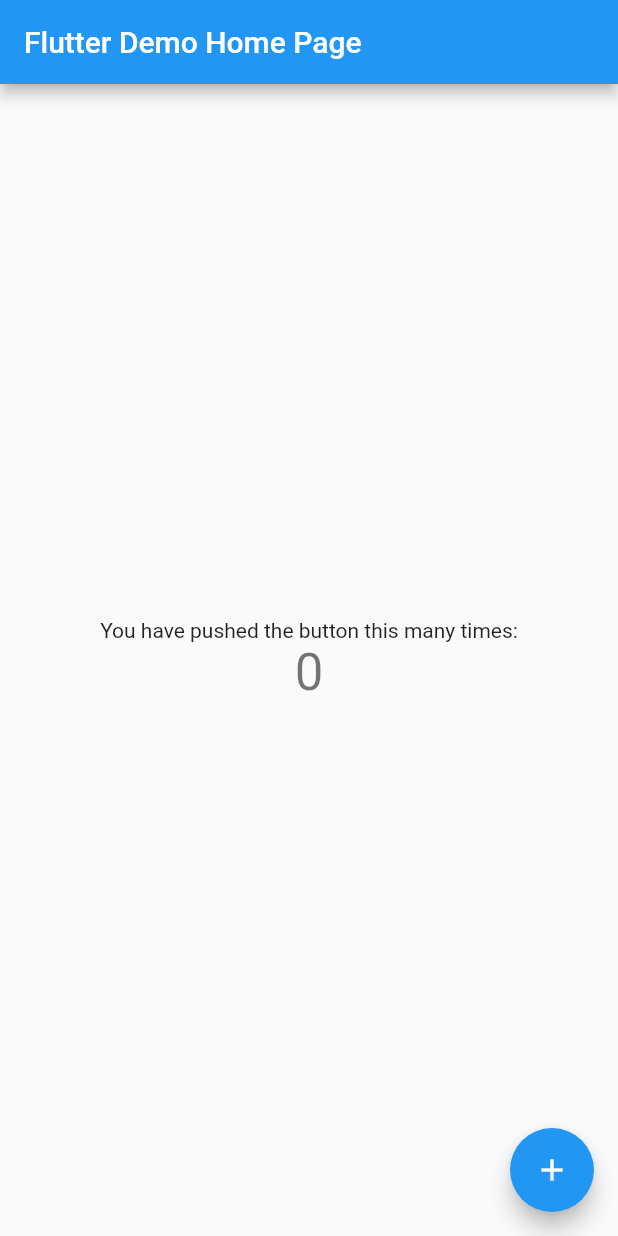
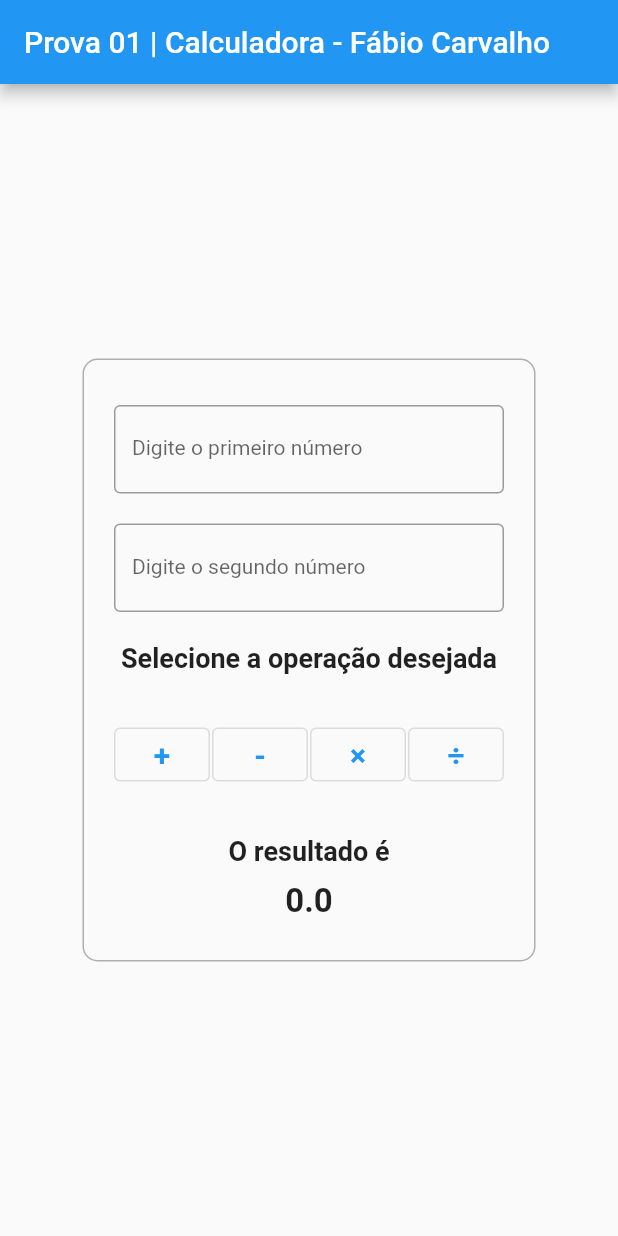
Before and after one commit to fabiocdo/Prova01, a Flutter app: the screen it shows after launch, on a phone screen of 412 x 824 dp. Run offline on Flutter 3.47's test engine with Material 2 defaults, Android fonts, the phone set to English and light mode, and no system bars.

Commit message:
Project finished

```diff
--- /dev/null
+++ b/lib/home.dart
@@ -0,0 +1,123 @@
+import 'package:flutter/material.dart';
+
+class Home extends StatefulWidget {
+  const Home({Key? key}) : super(key: key);
+
+  @override
+  _HomeState createState() => _HomeState();
+}
+
+class _HomeState extends State<Home> {
+
+  TextEditingController firstNumber = TextEditingController();
+  TextEditingController secondNumber = TextEditingController();
+  double result = 0;
+
+  @override
+  Widget build(BuildContext context) {
+    return Scaffold(
+        appBar: AppBar(
+          title: const Text('Prova 01 | Calculadora - Fábio Carvalho'),
+        ),
+        body: Center(
+            child: Container(
+                decoration: BoxDecoration(
+                    border: Border.all(
+                      color: const Color.fromRGBO(100, 100, 100, 0.5),
+                      width: 1,
+                    ),
+                    borderRadius: const BorderRadius.all(Radius.circular(10))),
+                child: SizedBox(
+                    width: 300,
+                    height: 400,
+                    child: Padding(
+                      padding: const EdgeInsets.all(20.0),
+                      child: Column(children: <Widget>[
+                        Padding(
+                          padding: const EdgeInsets.symmetric(horizontal: 0, vertical: 10),
+                        child: TextField(
+                          decoration: const InputDecoration(
+                            border: OutlineInputBorder(),
+                            labelStyle: TextStyle(fontSize: 14),
+                            labelText: 'Digite o primeiro número',
+                            hintStyle: TextStyle(fontSize: 16),
+                            hintText: 'Digite o primeiro número',
+                          ),
+                          controller: firstNumber,
+                          textAlign: TextAlign.center,
+                        )),
+                        Padding(
+                          padding: const EdgeInsets.symmetric(horizontal: 0, vertical: 10),
+                          child: TextField(
+                          decoration: const InputDecoration(
+                            border: OutlineInputBorder(),
+                            labelStyle: TextStyle(fontSize: 14),
+                            labelText: 'Digite o segundo número',
+                            hintStyle: TextStyle(fontSize: 16),
+                            hintText: 'Digite o segundo número',
+                          ),
+                          controller: secondNumber,
+                          textAlign: TextAlign.center,
+                        )),
+                        const Padding(
+                          padding: EdgeInsets.symmetric(horizontal: 0, vertical: 10),
+                          child:(
+                            Text("Selecione a operação desejada",
+                            style: TextStyle(fontSize: 18, fontWeight: FontWeight.bold)
+                          ))
+                        ),
+                        Padding(
+                          padding: const EdgeInsets.symmetric(horizontal: 0, vertical: 20),
+                          child: Row(
+                            mainAxisAlignment: MainAxisAlignment.spaceBetween,
+                            children: [
+                            OutlinedButton(
+                              child: const Text('+', style: TextStyle(fontSize: 20, fontWeight: FontWeight.bold)),
+                              onPressed: () {
+                                setState(() {
+                                  result = double.parse(firstNumber.text) +
+                                      double.parse(secondNumber.text);
+                                });
+                              },
+                            ),
+                            OutlinedButton(
+                              child: const Text('-', style: TextStyle(fontSize: 20, fontWeight: FontWeight.bold)),
+                              onPressed: () {
+                                setState(() {
+                                  result = double.parse(firstNumber.text) -
+                                      double.parse(secondNumber.text);
+                                });
+                              },
+                            ),
+                            OutlinedButton(
+                              child: const Text('×', style: TextStyle(fontSize: 20, fontWeight: FontWeight.bold)),
+                              onPressed: () {
+                                setState(() {
+                                  result = double.parse(firstNumber.text) *
+                                      double.parse(secondNumber.text);
+                                });
+                              },
+                            ),
+                            OutlinedButton(
+                              child: const Text('÷', style: TextStyle(fontSize: 20, fontWeight: FontWeight.bold)),
+                              onPressed: () {
+                                setState(() {
+                                  result = double.parse(firstNumber.text) /
+                                      double.parse(secondNumber.text);
+                                });
+                              },
+                            )
+                          ]
+                        )),
+                        const Padding(
+                          padding: EdgeInsets.symmetric(horizontal: 0, vertical: 10),
+                          child:(
+                            Text("O resultado é",
+                            style: TextStyle(fontSize: 18, fontWeight: FontWeight.bold)))
+                        ),
+                          Text(result.toString(),
+                          style: const TextStyle(fontSize: 22, fontWeight: FontWeight.bold))
+                      ]),
+                    )))));
+  }
+}
--- a/lib/main.dart
+++ b/lib/main.dart
@@ -1,115 +1,21 @@
 import 'package:flutter/material.dart';
+import 'package:prova01/home.dart';
 
-void main() {
-  runApp(const MyApp());
-}
+void main() => runApp(const App());
 
-class MyApp extends StatelessWidget {
-  const MyApp({Key? key}) : super(key: key);
+class App extends StatelessWidget {
+  const App({Key? key}) : super(key: key);
 
-  // This widget is the root of your application.
   @override
   Widget build(BuildContext context) {
-    return MaterialApp(
-      title: 'Flutter Demo',
-      theme: ThemeData(
-        // This is the theme of your application.
-        //
-        // Try running your application with "flutter run". You'll see the
-        // application has a blue toolbar. Then, without quitting the app, try
-        // changing the primarySwatch below to Colors.green and then invoke
-        // "hot reload" (press "r" in the console where you ran "flutter run",
-        // or simply save your changes to "hot reload" in a Flutter IDE).
-        // Notice that the counter didn't reset back to zero; the application
-        // is not restarted.
-        primarySwatch: Colors.blue,
+    return const MaterialApp(
+      title: 'Prova 01 - Calculadora',
+      debugShowCheckedModeBanner: false,
+      home: Scaffold(
+        body: Center (
+          child: Home()
+        ),
       ),
-      home: const MyHomePage(title: 'Flutter Demo Home Page'),
     );
   }
 }
-
-class MyHomePage extends StatefulWidget {
-  const MyHomePage({Key? key, required this.title}) : super(key: key);
-
-  // This widget is the home page of your application. It is stateful, meaning
-  // that it has a State object (defined below) that contains fields that affect
-  // how it looks.
-
-  // This class is the configuration for the state. It holds the values (in this
-  // case the title) provided by the parent (in this case the App widget) and
-  // used by the build method of the State. Fields in a Widget subclass are
-  // always marked "final".
-
-  final String title;
-
-  @override
-  State<MyHomePage> createState() => _MyHomePageState();
-}
-
-class _MyHomePageState extends State<MyHomePage> {
-  int _counter = 0;
-
-  void _incrementCounter() {
-    setState(() {
-      // This call to setState tells the Flutter framework that something has
-      // changed in this State, which causes it to rerun the build method below
-      // so that the display can reflect the updated values. If we changed
-      // _counter without calling setState(), then the build method would not be
-      // called again, and so nothing would appear to happen.
-      _counter++;
-    });
-  }
-
-  @override
-  Widget build(BuildContext context) {
-    // This method is rerun every time setState is called, for instance as done
-    // by the _incrementCounter method above.
-    //
-    // The Flutter framework has been optimized to make rerunning build methods
-    // fast, so that you can just rebuild anything that needs updating rather
-    // than having to individually change instances of widgets.
-    return Scaffold(
-      appBar: AppBar(
-        // Here we take the value from the MyHomePage object that was created by
-        // the App.build method, and use it to set our appbar title.
-        title: Text(widget.title),
-      ),
-      body: Center(
-        // Center is a layout widget. It takes a single child and positions it
-        // in the middle of the parent.
-        child: Column(
-          // Column is also a layout widget. It takes a list of children and
-          // arranges them vertically. By default, it sizes itself to fit its
-          // children horizontally, and tries to be as tall as its parent.
-          //
-          // Invoke "debug painting" (press "p" in the console, choose the
-          // "Toggle Debug Paint" action from the Flutter Inspector in Android
-          // Studio, or the "Toggle Debug Paint" command in Visual Studio Code)
-          // to see the wireframe for each widget.
-          //
-          // Column has various properties to control how it sizes itself and
-          // how it positions its children. Here we use mainAxisAlignment to
-          // center the children vertically; the main axis here is the vertical
-          // axis because Columns are vertical (the cross axis would be
-          // horizontal).
-          mainAxisAlignment: MainAxisAlignment.center,
-          children: <Widget>[
-            const Text(
-              'You have pushed the button this many times:',
-            ),
-            Text(
-              '$_counter',
-              style: Theme.of(context).textTheme.headline4,
-            ),
-          ],
-        ),
-      ),
-      floatingActionButton: FloatingActionButton(
-        onPressed: _incrementCounter,
-        tooltip: 'Increment',
-        child: const Icon(Icons.add),
-      ), // This trailing comma makes auto-formatting nicer for build methods.
-    );
-  }
-}
```
Also changed, not shown: 1 other file.
